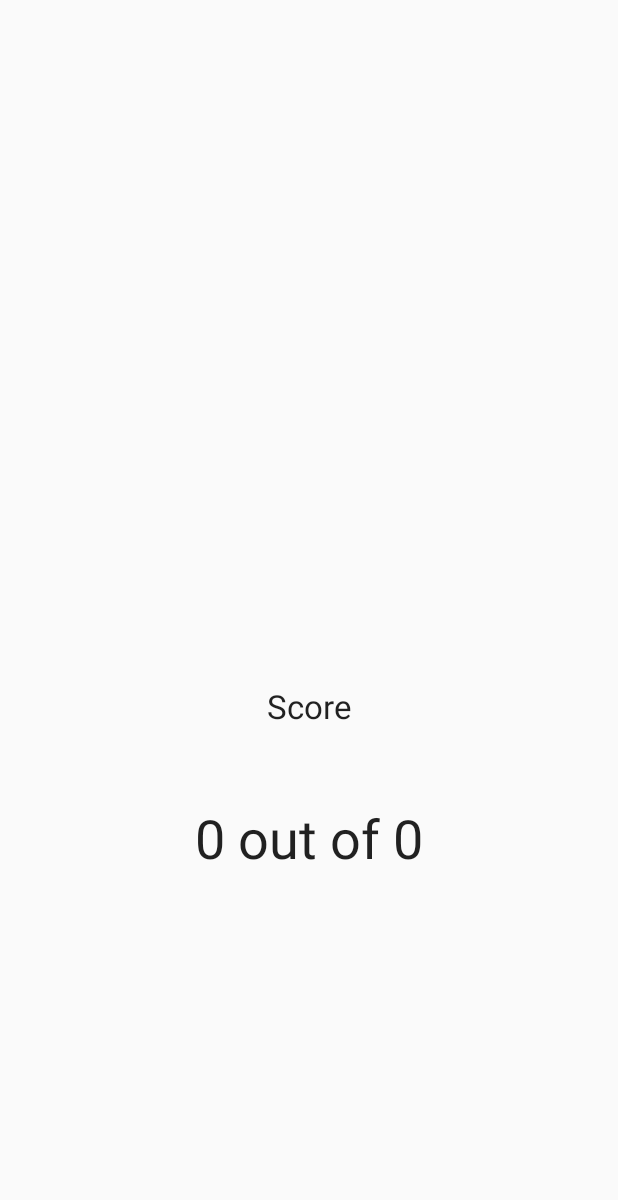
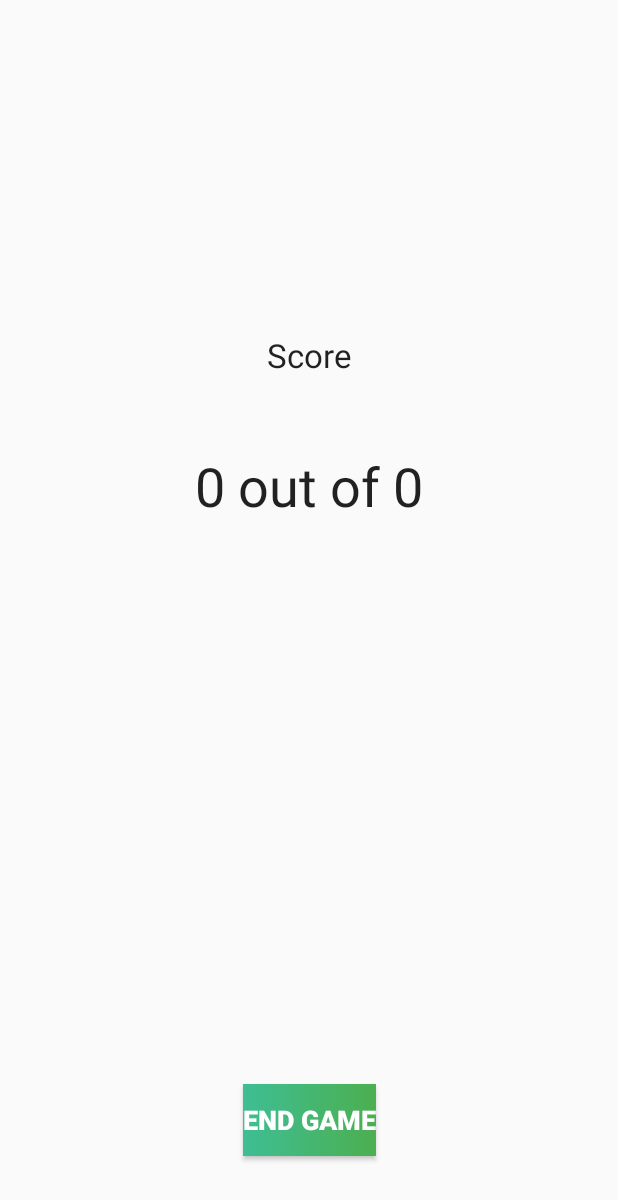
Before and after one commit to Shnooky/TutorApp, an Android app: the NameGameScore screen opened directly, with no data from a screen before it, on a phone screen of 412 x 824 dp. Shown: the top 1200 px of the screen. Run offline under Robolectric (Android 15) with nearby library versions, the phone set to English and light mode, and no system bars.

Commit message:
End game button added for Name Game

```diff
--- a/app/src/main/java/com/example/xwc/tutorapp/Controllers/NameGameScore.java
+++ b/app/src/main/java/com/example/xwc/tutorapp/Controllers/NameGameScore.java
@@ -2,6 +2,8 @@ package com.example.xwc.tutorapp.Controllers;
 
 import android.os.Bundle;
 import android.support.v7.app.AppCompatActivity;
+import android.view.View;
+import android.widget.Button;
 import android.widget.TextView;
 import android.content.Intent;
 import com.example.xwc.tutorapp.R;
@@ -13,6 +15,7 @@ import com.example.xwc.tutorapp.R;
 
 public class NameGameScore extends AppCompatActivity {
     private TextView lblScore;
+    private Button btnEnd;
 
 
     @Override
@@ -23,5 +26,13 @@ public class NameGameScore extends AppCompatActivity {
         Intent i = getIntent();
         String scoreText = i.getIntExtra("SCORE", 0) + " out of " + i.getIntExtra("TOTAL", 0);
         lblScore.setText(scoreText);
+        btnEnd = (Button) findViewById(R.id.endGame);
+        btnEnd.setOnClickListener(new View.OnClickListener() {
+            public void onClick (View v) {
+                finish();
+                Intent i = new Intent(getBaseContext(),MainActivity.class);
+                startActivity(i);
+            }
+        });
     }
 }
--- a/app/src/main/res/layout/namegame_score_activity.xml
+++ b/app/src/main/res/layout/namegame_score_activity.xml
@@ -17,23 +17,42 @@
         android:layout_marginLeft="8dp"
         app:layout_constraintLeft_toLeftOf="parent"
         app:layout_constraintTop_toTopOf="parent"
-        android:layout_marginTop="8dp"
-        android:layout_marginBottom="8dp"
-        app:layout_constraintBottom_toTopOf="@+id/lblNGActualScore"
-        app:layout_constraintVertical_bias="0.917" />
+        android:layout_marginTop="222dp"/>
 
     <TextView
         android:id="@+id/lblNGActualScore"
         android:layout_width="wrap_content"
         android:layout_height="wrap_content"
-        android:layout_marginBottom="241dp"
-        android:layout_marginLeft="8dp"
-        android:layout_marginRight="8dp"
         android:text="10 out of 10"
         android:textAlignment="center"
         android:textAppearance="@android:style/TextAppearance.Material.Large"
         android:textSize="36sp"
+        android:layout_marginLeft="8dp"
+        app:layout_constraintLeft_toLeftOf="parent"
+        android:layout_marginRight="8dp"
+        app:layout_constraintRight_toRightOf="parent"
+        android:layout_marginTop="48dp"
+        app:layout_constraintTop_toBottomOf="@+id/lblNGScore"
+        />
+
+    <Button
+        android:id="@+id/endGame"
+        android:background="@drawable/gradient_lightrose"
+        android:layout_width="wrap_content"
+        android:layout_height="wrap_content"
+        android:layout_marginBottom="8dp"
+        android:textColor="#ffff"
+        android:textSize="18sp"
+        android:textStyle="bold"
+        android:layout_marginLeft="8dp"
+        android:layout_marginRight="8dp"
+        android:layout_marginTop="8dp"
+        android:text="End Game"
         app:layout_constraintBottom_toBottomOf="parent"
         app:layout_constraintLeft_toLeftOf="parent"
-        app:layout_constraintRight_toRightOf="parent" />
+        app:layout_constraintRight_toRightOf="parent"
+        app:layout_constraintTop_toBottomOf="@+id/lblNGActualScore"
+        app:layout_constraintVertical_bias="0.89"/>
+
+
 </android.support.constraint.ConstraintLayout>
```
